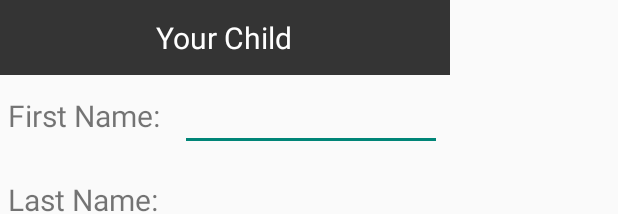
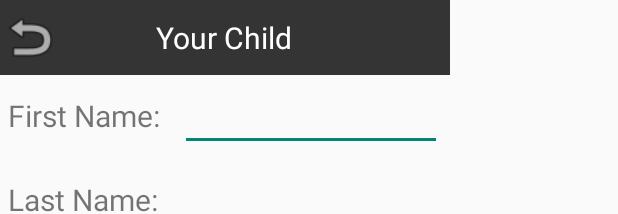
Before and after one commit to tejaswiyvs/HelloAndroid, an Android app: the layout activity_person.xml on its own in the app's theme, with its tools: preview values and no code run, on a phone screen of 412 x 824 dp. Shown: the top 214 px of the screen. Run offline under Robolectric (Android 15) with nearby library versions, the phone set to English and light mode, and no system bars.

Commit message:
Back button added to Personlist / Person

```diff
--- a/app/src/main/java/tejaswi_yerukalapudi/com/helloandroid/PersonActivity.java
+++ b/app/src/main/java/tejaswi_yerukalapudi/com/helloandroid/PersonActivity.java
@@ -113,6 +113,10 @@ public class PersonActivity extends Activity {
         dialog.show();
     }
 
+    public void backBtnClicked(View v) {
+        super.onBackPressed();
+    }
+
     private void deletePerson() {
         this.showSpinner("Deleting..");
         ODataClient.delete(PersonActivity.this, "Customers('" + mPerson.getCustomerID() + "')", new AsyncHttpResponseHandler() {
--- a/app/src/main/java/tejaswi_yerukalapudi/com/helloandroid/PersonListActivity.java
+++ b/app/src/main/java/tejaswi_yerukalapudi/com/helloandroid/PersonListActivity.java
@@ -57,6 +57,10 @@ public class PersonListActivity extends Activity {
     // Event Handlers
     public void personListToolbarAddBtnClicked(View v) {
         this.showPerson(null);
+    }
+
+    public void backBtnClicked(View v) {
+        super.onBackPressed();
     }
 
     private void fetchData() {
--- a/app/src/main/res/layout/activity_person.xml
+++ b/app/src/main/res/layout/activity_person.xml
@@ -12,6 +12,13 @@
         android:layout_height="50dp"
         android:background="#343434"
         >
+        <Button
+            android:layout_width="40dp"
+            android:layout_height="40dp"
+            android:layout_centerVertical="true"
+            android:background="@android:drawable/ic_menu_revert"
+            android:onClick="backBtnClicked"
+            />
         <TextView
             android:layout_width="wrap_content"
             android:layout_height="wrap_content"
--- a/app/src/main/res/values/strings.xml
+++ b/app/src/main/res/values/strings.xml
@@ -3,6 +3,6 @@
 
     <string name="hello_world">Hello world!</string>
     <string name="action_settings">Settings</string>
-    <string name="title_activity_person_list">PersonListActivity</string>
-    <string name="title_activity_person">PersonActivity</string>
+    <string name="title_activity_person_list">Your Children</string>
+    <string name="title_activity_person">Your Child</string>
 </resources>
```
Also changed, not shown: app/src/main/res/layout/activity_person_list.xml (+7 -0 lines).
